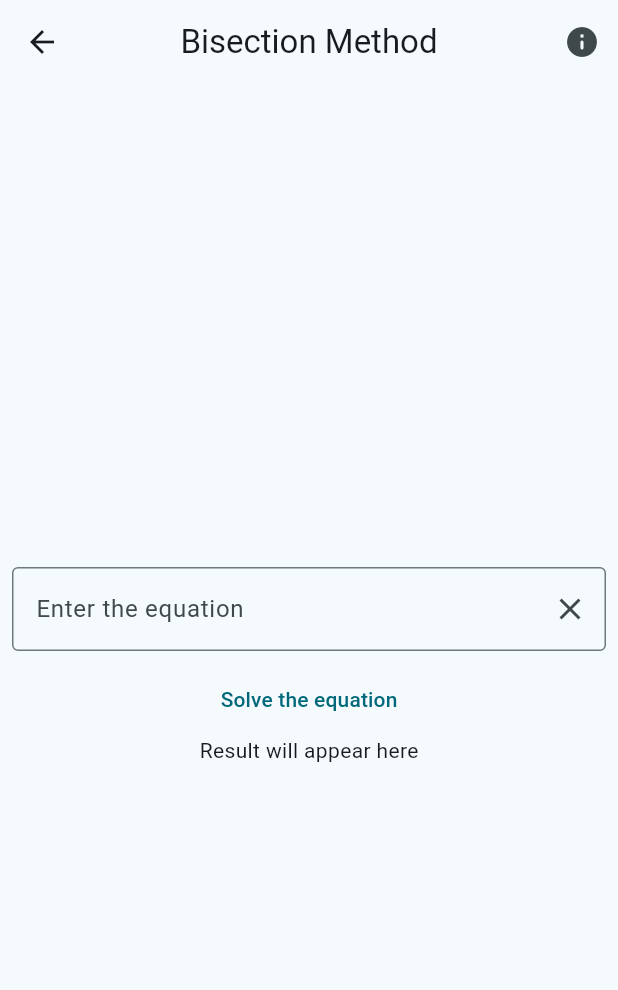
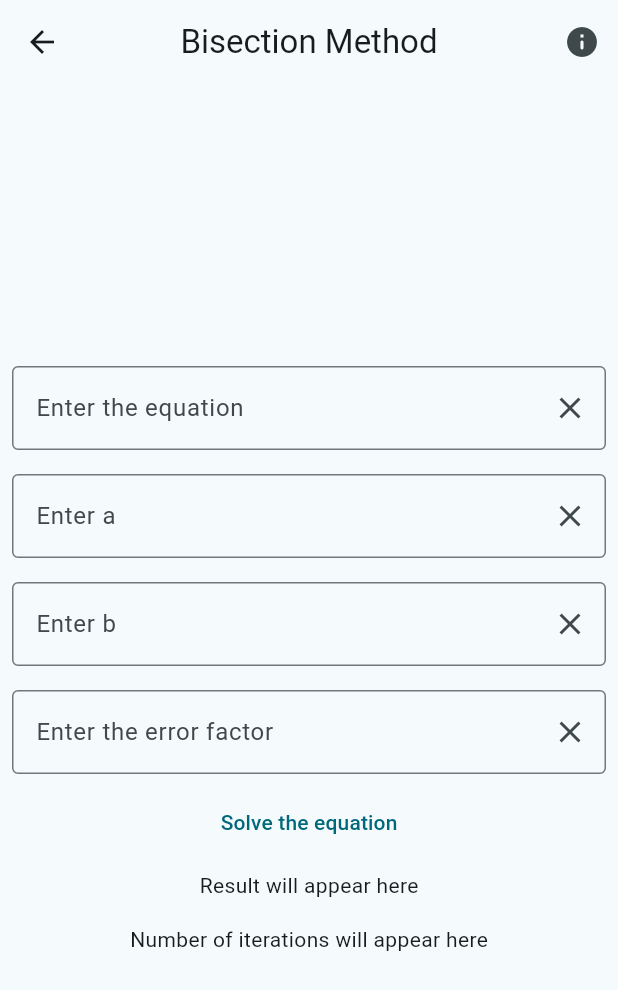
Before and after one commit to siddhesh12323/maths_algorithms, a Flutter app: the screen it shows after launch, after a tap on "Bisection Method", on a phone screen of 412 x 824 dp. Shown: the top 990 px of the screen. Run offline on Flutter 3.47's test engine with Material 2 defaults, Android fonts, the phone set to English and light mode, and no system bars; drawn by our look-alikes of dynamic_color; our stand-ins replace math_expressions.

Commit message:
bisection method added

```diff
--- a/lib/screens/bisection.dart
+++ b/lib/screens/bisection.dart
@@ -1,4 +1,5 @@
 import 'package:flutter/material.dart';
+import 'package:math_expressions/math_expressions.dart';
 
 class Bisection extends StatefulWidget {
   const Bisection({super.key});
@@ -9,7 +10,87 @@ class Bisection extends StatefulWidget {
 
 class _BisectionState extends State<Bisection> {
   final _textController = TextEditingController();
-  String input = 'Result will appear here';
+  final _errorController = TextEditingController();
+  final _aController = TextEditingController();
+  final _bController = TextEditingController();
+  String output = 'Result will appear here';
+  String iterations = 'Number of iterations will appear here';
+
+  // String calculate(String func, double a, double b, double errorFactor) {
+  //   try {
+  //     // Take input from the user
+  //     //String input = '2 * x + 3';
+
+  //     // Create a parser
+  //     Parser p1 = Parser();
+
+  //     // Parse the input string into a mathematical expression
+  //     Expression exp = p1.parse(func);
+
+  //     // Create a context containing the variable 'x'
+  //     ContextModel cm1 = ContextModel();
+  //     ContextModel cm2 = ContextModel();
+  //     cm1.bindVariableName('x', Number(a));
+  //     cm2.bindVariableName('x', Number(b));
+
+  //     // Evaluate the expression for x = 2
+  //     double resultA = exp.evaluate(EvaluationType.REAL, cm1);
+  //     double resultB = exp.evaluate(EvaluationType.REAL, cm2);
+
+  //     // Print the result
+  //     if ((resultA * resultB) < 0) {
+  //       ContextModel cm3 = ContextModel();
+  //       double c = (a + b) / 2;
+  //       cm3.bindVariableName('x', Number(c));
+  //       double resultC = exp.evaluate(EvaluationType.REAL, cm3);
+  //       if (resultC == 0) {
+  //         return c.toString();
+  //       } else {
+  //         if (resultC.sign == resultA.sign && (b - a).abs() > errorFactor) {
+  //           a = c;
+  //           calculate(func, c, b, errorFactor);
+  //         } else if (resultC.sign == resultB.sign &&
+  //             (b - a).abs() > errorFactor) {
+  //           b = c;
+  //           calculate(func, a, c, errorFactor);
+  //         }
+  //       }
+  //       return c.toString();
+  //     } else {
+  //       return "Invalid a and b";
+  //     }
+  //   } catch (e) {
+  //     return "Something went wrong :(";
+  //   }
+  // }
+
+  List<double> bisection(String func, double a, double b,
+      {int maxIterations = 1000, double tolerance = 1e-12}) {
+    Parser p1 = Parser();
+    Expression exp = p1.parse(func);
+    ContextModel cm1 = ContextModel();
+    ContextModel cm2 = ContextModel();
+    double c = 0;
+    int iter = 0;
+    while ((b - a).abs() > tolerance) {
+      c = (a + b) / 2;
+      cm1.bindVariableName('x', Number(c));
+      if (exp.evaluate(EvaluationType.REAL, cm1).abs() < tolerance) {
+        return [c, iter.toDouble()];
+      }
+      cm2.bindVariableName('x', Number(a));
+      if (exp.evaluate(EvaluationType.REAL, cm1) *
+              exp.evaluate(EvaluationType.REAL, cm2) <
+          0) {
+        b = c;
+      } else {
+        a = c;
+      }
+      iter++;
+    }
+    return [c, iter.toDouble()];
+  }
+
   @override
   Widget build(BuildContext context) {
     return Scaffold(
@@ -27,7 +108,7 @@ class _BisectionState extends State<Bisection> {
         backgroundColor: Theme.of(context).appBarTheme.backgroundColor,
         titleTextStyle: Theme.of(context).appBarTheme.titleTextStyle,
       ),
-      body:Column(
+      body: Column(
         mainAxisAlignment: MainAxisAlignment.center,
         crossAxisAlignment: CrossAxisAlignment.center,
         children: [
@@ -46,16 +127,87 @@ class _BisectionState extends State<Bisection> {
               controller: _textController,
             ),
           ),
+          Padding(
+            padding: const EdgeInsets.all(8.0),
+            child: TextField(
+              decoration: InputDecoration(
+                  hintText: 'Enter a',
+                  //hintText: 'e.g. John Doe',
+                  border: const OutlineInputBorder(),
+                  suffixIcon: IconButton(
+                      onPressed: () {
+                        _aController.clear();
+                      },
+                      icon: const Icon(Icons.clear))),
+              controller: _aController,
+            ),
+          ),
+          Padding(
+            padding: const EdgeInsets.all(8.0),
+            child: TextField(
+              decoration: InputDecoration(
+                  hintText: 'Enter b',
+                  //hintText: 'e.g. John Doe',
+                  border: const OutlineInputBorder(),
+                  suffixIcon: IconButton(
+                      onPressed: () {
+                        _bController.clear();
+                      },
+                      icon: const Icon(Icons.clear))),
+              controller: _bController,
+            ),
+          ),
+          Padding(
+            padding: const EdgeInsets.all(8.0),
+            child: TextField(
+              decoration: InputDecoration(
+                  hintText: 'Enter the error factor',
+                  //hintText: 'e.g. John Doe',
+                  border: const OutlineInputBorder(),
+                  suffixIcon: IconButton(
+                      onPressed: () {
+                        _errorController.clear();
+                      },
+                      icon: const Icon(Icons.clear))),
+              controller: _errorController,
+            ),
+          ),
           TextButton(
               style: Theme.of(context).textButtonTheme.style,
               onPressed: () {
                 setState(() {
-                    input = _textController.text;
+                  try {
+                    // output = calculate(
+                    //     _textController.text,
+                    //     double.parse(_aController.text),
+                    //     double.parse(_bController.text),
+                    //     double.parse(_errorController.text));
+                    List<double> ans = [];
+                    ans = bisection(
+                        _textController.text,
+                        double.parse(_aController.text),
+                        double.parse(_bController.text),
+                        tolerance: double.parse(_errorController.text));
+                    output = 'Result:- ${ans[0].toString()}';
+                    iterations = 'Iterations:- ${ans[1].toInt().toString()}';
+                    //0.000000000000001
+                  } catch (e) {
+                    output = "Please enter double values only";
+                  }
                 });
               },
               child: const Text('Solve the equation')),
-            Container(
-              child: Center(child: Text(input)),
+          Padding(
+            padding: const EdgeInsets.all(8.0),
+            child: Container(
+              child: Center(child: Text(output)),
+            ),
+          ),
+          Padding(
+            padding: const EdgeInsets.all(8.0),
+            child: Container(
+              child: Center(child: Text(iterations)),
+            ),
           )
         ],
       ),
--- a/lib/screens/home.dart
+++ b/lib/screens/home.dart
@@ -13,7 +13,8 @@ class HomePage extends StatelessWidget {
         backgroundColor: Theme.of(context).appBarTheme.backgroundColor,
           titleTextStyle: Theme.of(context).appBarTheme.titleTextStyle,
       ),
-      body: Column(
+      body: Center(
+        child: Column(
           mainAxisAlignment: MainAxisAlignment.center,
           crossAxisAlignment: CrossAxisAlignment.center,
             children: [
@@ -34,9 +35,10 @@ class HomePage extends StatelessWidget {
                     onPressed: () {
                       Navigator.pushNamed(context, '/regula_falsi_method');
                     },
-                  child: const Text('Bisection Method')),
+                    child: const Text('Regula Falsi Method')),
              ),
             ],
+          ),
       ),
     );
   }
--- a/pubspec.yaml
+++ b/pubspec.yaml
@@ -36,6 +36,7 @@ dependencies:
   # Use with the CupertinoIcons class for iOS style icons.
   cupertino_icons: ^1.0.2
   dynamic_color: ^1.6.3
+  math_expressions: ^2.4.0
 
 dev_dependencies:
   flutter_test:
```
Also changed, not shown: pubspec.lock. Lines whose indentation alone changed are shown as unchanged.
